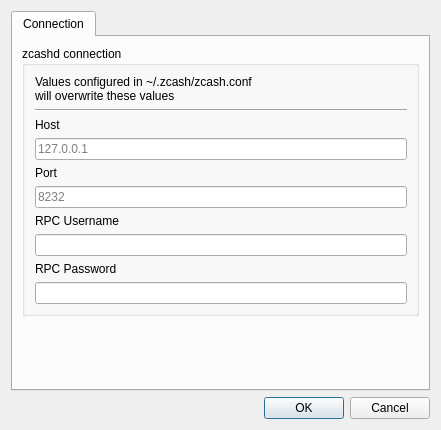
z-bitcoinz/BitcoinZ_Blue, file src/settings.ui: the form before one commit.
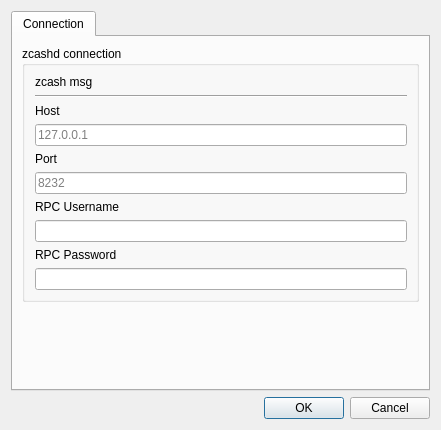
The form after the commit.

Commit message: Refactor settings to work with windows

```diff
--- a/src/settings.ui
+++ b/src/settings.ui
@@ -113,7 +113,10 @@
             <item row="0" column="0">
              <widget class="QLabel" name="label_5">
               <property name="text">
-               <string>&lt;html&gt;&lt;head/&gt;&lt;body&gt;&lt;p&gt;Values configured in ~/.zcash/zcash.conf &lt;br/&gt;will overwrite these values&lt;/p&gt;&lt;/body&gt;&lt;/html&gt;</string>
+               <string>&lt;html&gt;&lt;head/&gt;&lt;body&gt;&lt;p&gt;zcash msg&lt;/p&gt;&lt;/body&gt;&lt;/html&gt;</string>
+              </property>
+              <property name="textInteractionFlags">
+               <set>Qt::LinksAccessibleByMouse|Qt::TextSelectableByMouse</set>
               </property>
              </widget>
             </item>
```
Left out of the diff: 2 changed lines with no effect on the pictures. The commit also changes 7 other files.
